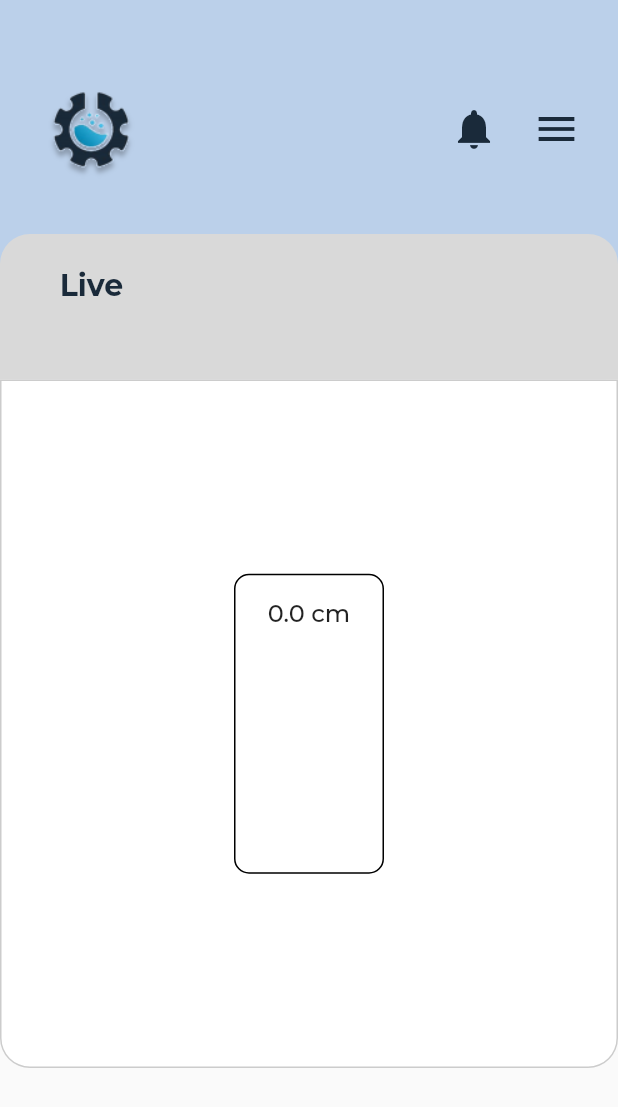
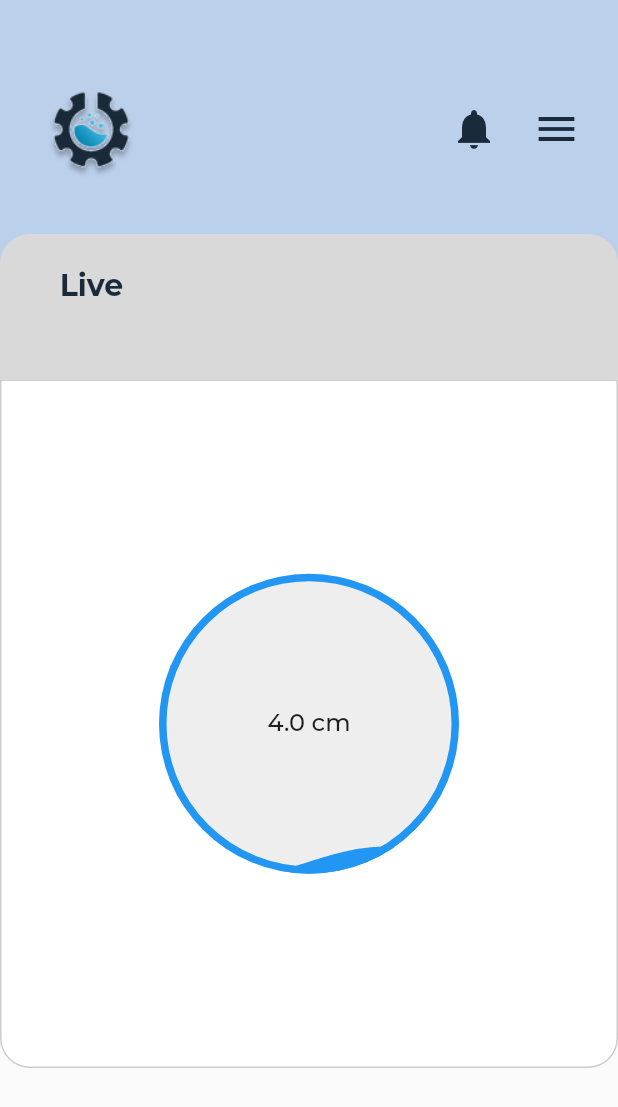
Before and after one commit to minaiscoding/Project-7, a Flutter app: the screen it shows after launch, on a phone screen of 412 x 824 dp. Shown: the top 1107 px of the screen. Run offline on Flutter 3.47's test engine with Material 2 defaults, Android fonts, the phone set to English and light mode, and no system bars; our stand-ins replace awesome_notifications, drop_shadow_image, hexcolor, liquid_progress_indicator, smooth_page_indicator, wave; network calls fail.

Commit message:
working with liqued but ugly

```diff
--- a/flutter_application_1/lib/currentWaterLevel.dart
+++ b/flutter_application_1/lib/currentWaterLevel.dart
@@ -1,6 +1,6 @@
 import 'dart:async';
 import 'package:flutter/material.dart';
-import 'package:influxdb_client/api.dart';
+import 'package:liquid_progress_indicator/liquid_progress_indicator.dart';
 import 'package:http/http.dart' as http;
 
 class WaterLevelBucket extends StatefulWidget {
@@ -13,7 +13,7 @@ class WaterLevelBucket extends StatefulWidget {
 }
 
 class _WaterLevelBucketState extends State<WaterLevelBucket> {
-  double _waterLevel = 0.0;
+  double _waterLevel = 4.0;
 
   @override
   void initState() {
@@ -49,42 +49,22 @@ class _WaterLevelBucketState extends State<WaterLevelBucket> {
   Widget build(BuildContext context) {
     return Center(
       child: Container(
-        width: 100,
-        height: 200,
-        decoration: BoxDecoration(
-          border: Border.all(),
-          borderRadius: BorderRadius.circular(10),
-        ),
-        child: Stack(
-          children: [
-            Positioned(
-              bottom: 0,
-              left: 0,
-              right: 0,
-              child: Container(
-                height: (_waterLevel / 100) * 180,
-                decoration: BoxDecoration(
-                  color: Colors.blue,
-                  borderRadius: BorderRadius.only(
-                    bottomLeft: Radius.circular(10),
-                    bottomRight: Radius.circular(10),
-                  ),
-                ),
-              ),
-            ),
-            Positioned.fill(
-              child: Padding(
-                padding: const EdgeInsets.only(top: 16),
-                child: Align(
-                  alignment: Alignment.topCenter,
-                  child: Text(
-                    '${_waterLevel.toStringAsFixed(1)} cm',
-                    style: TextStyle(fontSize: 16),
-                  ),
-                ),
-              ),
-            ),
-          ],
+        width: 200.0,
+        height: 200.0,
+        child: LiquidCircularProgressIndicator(
+          value: _waterLevel /
+              100, // Specify the progress value between 0.0 and 1.0
+          valueColor: AlwaysStoppedAnimation(
+              Colors.blue), // Color of the progress indicator
+          backgroundColor: Colors.grey[200], // Color of the background
+          borderColor: Colors.blue, // Color of the border
+          borderWidth: 5.0, // Width of the border
+          direction: Axis
+              .vertical, // Progress direction (Axis.vertical or Axis.horizontal)
+          center: Text(
+            '${_waterLevel.toStringAsFixed(1)} cm',
+            style: TextStyle(fontSize: 16),
+          ), // Text displayed at the center of the indicator
         ),
       ),
     );
--- a/flutter_application_1/pubspec.yaml
+++ b/flutter_application_1/pubspec.yaml
@@ -34,6 +34,7 @@ dependencies:
   wave: ^0.2.2
   http: ^0.13.4
   smooth_page_indicator: ^1.0.0+2
+  liquid_progress_indicator: ^0.4.0
 
   charts_flutter: ^0.12.0
   influxdb_client: ^2.0.0
```
Also changed, not shown: flutter_application_1/pubspec.lock.
